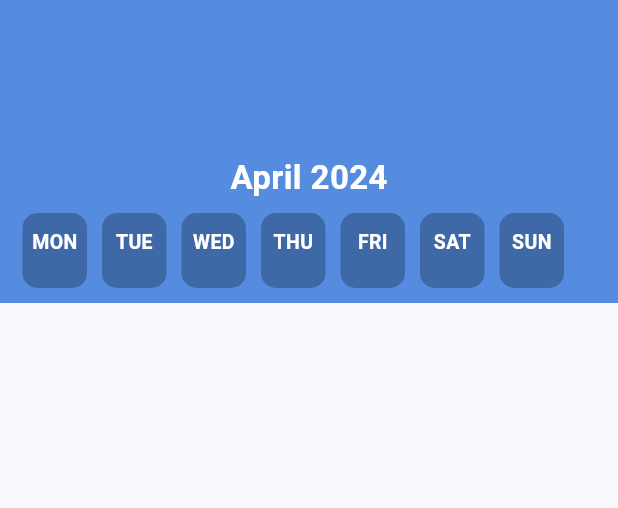
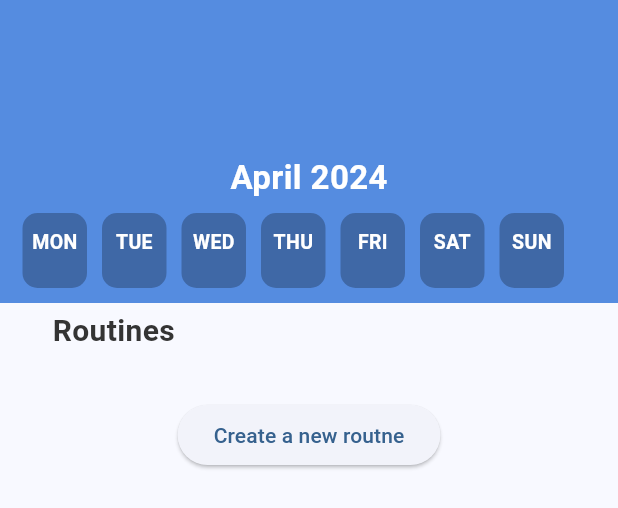
Before and after one commit to afdeanon/SeniorProject, a Flutter app: the WorkoutScreen widget shown alone on an empty page, opened directly, on a phone screen of 412 x 824 dp. Shown: the top 508 px of the screen. Run offline on Flutter 3.47's test engine with Material 3 defaults, Android fonts, the phone set to English and light mode, and no system bars; our stand-ins replace firebase_auth, firebase_core; missing offline and left inert: dart:ffi; accounts and stored records are empty; Roboto replaces fonts that are missing (SF Pro).

Commit message:
workout screen edits

```diff
--- a/lib/screens/homeScreen.dart
+++ b/lib/screens/homeScreen.dart
@@ -6,7 +6,7 @@ import 'package:social_workout_app/screens/authScreens/authScreen.dart';
 import 'package:social_workout_app/screens/rankingScreen.dart';
 import 'package:social_workout_app/screens/authScreens/logInScreen.dart';
 import 'package:social_workout_app/screens/profileScreen.dart';
-import 'package:social_workout_app/screens/workoutScreens/workoutScreen.dart';
+import 'package:social_workout_app/screens/workoutScreens/workout/workoutScreen.dart';
 
 class HomeScreen extends StatefulWidget {
   const HomeScreen({Key? key, User? user}) : super(key: key);
--- /dev/null
+++ b/lib/screens/workoutScreens/workout/workoutScreen.dart
@@ -0,0 +1,77 @@
+import 'dart:async';
+
+import 'package:flutter/material.dart';
+import 'package:firebase_auth/firebase_auth.dart';
+import 'package:social_workout_app/screens/workoutScreens/workout/horizontalDayListState.dart';
+import 'package:social_workout_app/screens/workoutScreens/workout/routineGridView.dart';
+
+class WorkoutScreen extends StatefulWidget {
+  const WorkoutScreen({Key? key, User? user}) : super(key: key);
+
+  @override
+  _WorkoutScreenState createState() => _WorkoutScreenState();
+}
+
+List<List<String>> todoInformation = [
+  ["Hello", "Hello"]
+];
+
+class _WorkoutScreenState extends State<WorkoutScreen> {
+  @override
+  Widget build(BuildContext context) {
+    final screenWidth = MediaQuery.of(context).size.width;
+    return Center(
+      child: Column(children: [
+        Container(
+          padding: const EdgeInsets.fromLTRB(10, 6, 10, 10),
+          alignment: Alignment.centerLeft,
+          width: screenWidth, //screen width
+          decoration: const BoxDecoration(color: Color(0xFF558CE0)),
+          child: const Column(
+            children: [
+              SizedBox(height: 100),
+              Text(
+                'April 2024',
+                style: TextStyle(
+                  color: Colors.white,
+                  fontSize: 22,
+                  fontFamily: 'SF Pro',
+                  fontWeight: FontWeight.bold,
+                  height: 0,
+                ),
+              ),
+              SizedBox(height: 10),
+              HorizontalDayList(),
+            ],
+          ),
+        ),
+        Container(
+          padding: const EdgeInsets.fromLTRB(35, 6, 10, 35),
+          alignment: Alignment.centerLeft,
+          child: const Column(children: [
+            //32-6
+            Text(
+              'Routines',
+              style: TextStyle(
+                color: Color(0xFF343434),
+                fontSize: 20,
+                fontFamily: 'SF Pro',
+                fontWeight: FontWeight.w600,
+                height: 0,
+              ),
+            ),
+          ]),
+        ),
+        ElevatedButton(onPressed: () {}, child: Text("Create a new routne"))
+      ]),
+    );
+  }
+
+  /**
+   * Container(
+width: 393,
+height: 237,
+decoration: BoxDecoration(color: Color(0xFF558CE0)),
+)
+   */
+}
--- a/lib/screens/workoutScreens/workoutScreen.dart
+++ /dev/null
@@ -1,54 +0,0 @@
-import 'package:flutter/material.dart';
-import 'package:firebase_auth/firebase_auth.dart';
-import 'package:social_workout_app/screens/workoutScreens/horizontalDayListState.dart';
-
-class WorkoutScreen extends StatefulWidget {
-  const WorkoutScreen({Key? key, User? user}) : super(key: key);
-
-  @override
-  _WorkoutScreenState createState() => _WorkoutScreenState();
-}
-
-class _WorkoutScreenState extends State<WorkoutScreen> {
-  @override
-  Widget build(BuildContext context) {
-    final screenWidth = MediaQuery.of(context).size.width;
-    return Center(
-      child: Container(
-        child: Column(children: [
-          Container(
-            padding: const EdgeInsets.fromLTRB(10, 6, 10, 10),
-            alignment: Alignment.centerLeft,
-            width: screenWidth, //screen width
-            decoration: BoxDecoration(color: Color(0xFF558CE0)),
-            child: const Column(
-              children: [
-                SizedBox(height: 100),
-                Text(
-                  'April 2024',
-                  style: TextStyle(
-                    color: Colors.white,
-                    fontSize: 22,
-                    fontFamily: 'SF Pro',
-                    fontWeight: FontWeight.bold,
-                    height: 0,
-                  ),
-                ),
-                SizedBox(height: 10),
-                HorizontalDayList(),
-              ],
-            ),
-          ),
-        ]),
-      ),
-    );
-  }
-
-  /**
-   * Container(
-width: 393,
-height: 237,
-decoration: BoxDecoration(color: Color(0xFF558CE0)),
-)
-   */
-}
```
Also changed, not shown: lib/screens/workoutScreens/workout/routineGridView.dart (added, +27 -0 lines), lib/screens/workoutScreens/workout/workoutTile.dart (added, +40 -0 lines), lib/screens/workoutScreens/workout/horizontalDayListState.dart (renamed from lib/screens/workoutScreens/horizontalDayListState.dart).
